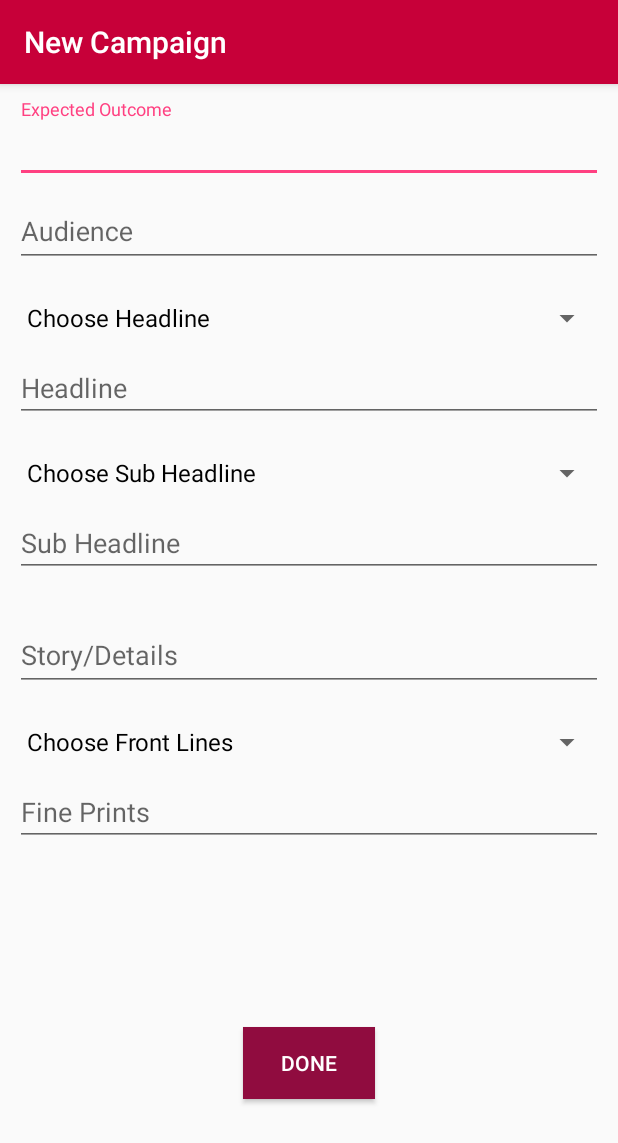
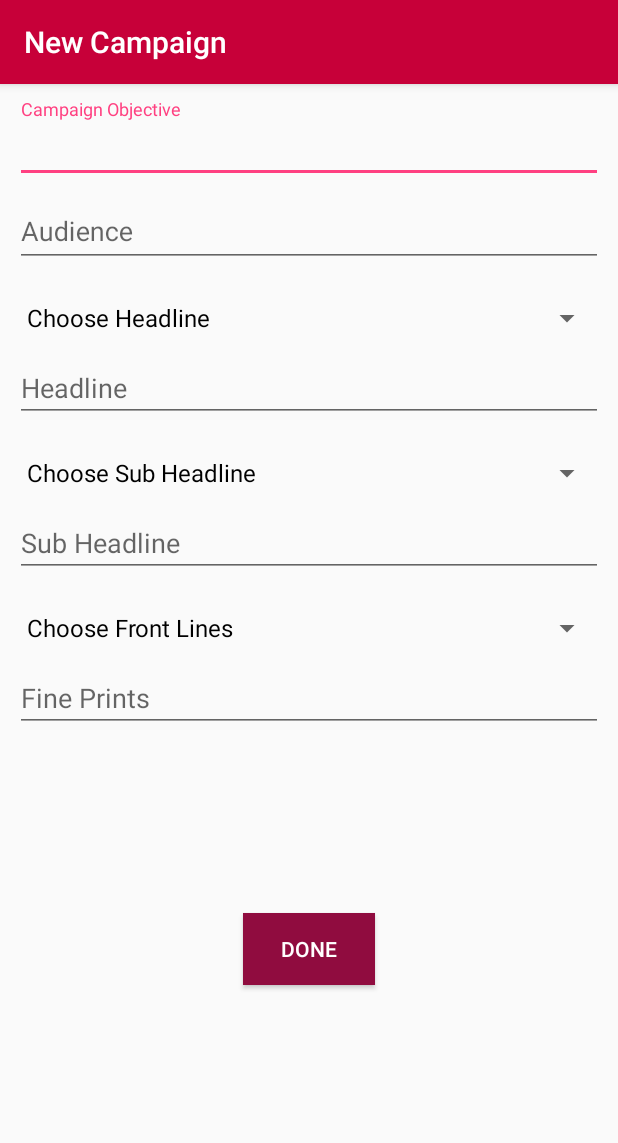
Before and after one commit to muhtadi-akif/ContentCreator, an Android app: the CampaignActivity screen opened directly, with no data from a screen before it, on a phone screen of 412 x 824 dp. Shown: the top 1143 px of the screen. Run offline under Robolectric (Android 15) with nearby library versions, the light colour scheme and no system bars; Roboto replaces fonts that are not available here.

Commit message:
Content Creator

```diff
--- a/app/src/main/java/multiplexer/contentcreator/CampaignActivity.java
+++ b/app/src/main/java/multiplexer/contentcreator/CampaignActivity.java
@@ -32,7 +32,7 @@ public class CampaignActivity extends AppCompatActivity {
     String[] arr2 = {"Choose Sub Headline", "Suggestion 1", "Suggestion 2", "Suggestion 3"};
     String[] arr3 = {"Choose Front Lines", "Suggestion 1", "Suggestion 2", "Suggestion 3"};
     Spinner spinnerHeadline, spinnerSubHeadline, spinnerFinePrints;
-    EditText headline, subHeader, finePrints,outcome,audience,story;
+    EditText headline, subHeader, finePrints,outcome,audience;
     ImageView logo;
     DatabaseHelper db;
     @Override
@@ -48,7 +48,6 @@ public class CampaignActivity extends AppCompatActivity {
         finePrints = (EditText) findViewById(R.id.editTextFinePrints);
         outcome = (EditText) findViewById(R.id.editTextOutcome);
         audience = (EditText) findViewById(R.id.editTextAudience);
-        story = (EditText) findViewById(R.id.editTextStory);
         logo = (ImageView) findViewById(R.id.imageViewLogo);
         if(db.getBrandsCount()>0){
             ArrayList<Brands> arrBrands = db.getAllBrandsData();
@@ -76,7 +75,6 @@ public class CampaignActivity extends AppCompatActivity {
             finePrints.setText(getIntent().getStringExtra("frontLine"));
             outcome.setText(getIntent().getStringExtra("outcome"));
             audience.setText(getIntent().getStringExtra("audience"));
-            story.setText(getIntent().getStringExtra("story"));
         }
 
         ArrayAdapter<String> adapter = new ArrayAdapter<String>(CampaignActivity.this, android.R.layout.simple_spinner_dropdown_item, arr);
@@ -149,14 +147,12 @@ public class CampaignActivity extends AppCompatActivity {
             headline.setError("Please write something about headline or choose from the suggestion");
         } else if(subHeader.getText().toString().equals("")){
             subHeader.setError("Please write something about sub headline or choose from the suggestion");
-        } else if(story.getText().toString().equals("")){
-            story.setError("Please write a story for your campaign");
-        }else if(finePrints.getText().toString().equals("")){
+        } else if(finePrints.getText().toString().equals("")){
             finePrints.setError("Please write something about front line or choose from the suggestion");
         }
         else {
             Campaign c = new Campaign(headline.getText().toString(),outcome.getText().toString(),audience.getText().toString(),
-                    subHeader.getText().toString(),story.getText().toString(),finePrints.getText().toString());
+                    subHeader.getText().toString(),finePrints.getText().toString());
             if(getIntent().hasExtra("flagPosition")){
                 db.updateCampaignData(c,getIntent().getIntExtra("flagPosition",0)+"");
             } else {
--- a/app/src/main/java/multiplexer/contentcreator/Database/DatabaseHelper.java
+++ b/app/src/main/java/multiplexer/contentcreator/Database/DatabaseHelper.java
@@ -64,7 +64,6 @@ public class DatabaseHelper extends SQLiteOpenHelper {
         values.put(TableAttributes.CAMPAIGN_EXPECTED_OUTCOME, campaign.getOutcome());
         values.put(TableAttributes.CAMPAIGN_FRONT_LINES, campaign.getFront_lines());
         values.put(TableAttributes.CAMPAIGN_HEADLINE, campaign.getHeadline());
-        values.put(TableAttributes.CAMPAIGN_STORY, campaign.getStory());
         values.put(TableAttributes.CAMPAIGN_SUB_HEADLINE, campaign.getSub_headline());
         try {
             dbInsert.insert(TableAttributes.CAMPAIGN_TABLE_NAME, null, values);
@@ -81,7 +80,6 @@ public class DatabaseHelper extends SQLiteOpenHelper {
         values.put(TableAttributes.CAMPAIGN_EXPECTED_OUTCOME, campaign.getOutcome());
         values.put(TableAttributes.CAMPAIGN_FRONT_LINES, campaign.getFront_lines());
         values.put(TableAttributes.CAMPAIGN_HEADLINE, campaign.getHeadline());
-        values.put(TableAttributes.CAMPAIGN_STORY, campaign.getStory());
         values.put(TableAttributes.CAMPAIGN_SUB_HEADLINE, campaign.getSub_headline());
         dbInsert.update(TableAttributes.CAMPAIGN_TABLE_NAME, values, "campaign_id = ?",
                 new String[] { position });
@@ -139,7 +137,7 @@ public class DatabaseHelper extends SQLiteOpenHelper {
             subHeadline = cur.getString(cur.getColumnIndex(TableAttributes.CAMPAIGN_SUB_HEADLINE));
             story = cur.getString(cur.getColumnIndex(TableAttributes.CAMPAIGN_STORY));
             frontLines = cur.getString(cur.getColumnIndex(TableAttributes.CAMPAIGN_FRONT_LINES));
-            Campaign campaign = new Campaign(headline, outcome, audience, subHeadline, story, frontLines);
+            Campaign campaign = new Campaign(headline, outcome, audience, subHeadline, frontLines);
            /* campaign.setUsername(cur.getString(cur.getColumnIndex(TableAttributes.STUDENT_NAME)));
             campaign.setPassword(cur.getString(cur.getColumnIndex(TableAttributes.STUDENT_PASSWORD)));
             campaign.setPhoneNo(cur.getString(cur.getColumnIndex(TableAttributes.STUDENT_PHONENO)));
--- a/app/src/main/java/multiplexer/contentcreator/adapter/CampaignAdapter.java
+++ b/app/src/main/java/multiplexer/contentcreator/adapter/CampaignAdapter.java
@@ -55,7 +55,6 @@ public class CampaignAdapter extends RecyclerView.Adapter<CampaignAdapter.MyView
                 i.putExtra("headline",campaign.getHeadline());
                 i.putExtra("subHeadline",campaign.getSub_headline());
                 i.putExtra("frontLine",campaign.getFront_lines());
-                i.putExtra("story",campaign.getStory());
                 i.putExtra("outcome",campaign.getOutcome());
                 i.putExtra("audience",campaign.getAudience());
                 i.putExtra("flagPosition",position+1);
--- a/app/src/main/res/layout/activity_campaign.xml
+++ b/app/src/main/res/layout/activity_campaign.xml
@@ -17,7 +17,7 @@
                 android:id="@+id/editTextOutcome"
                 android:layout_width="match_parent"
                 android:layout_height="wrap_content"
-                android:hint="Expected Outcome" />
+                android:hint="Campaign Objective" />
         </android.support.design.widget.TextInputLayout>
 
         <android.support.design.widget.TextInputLayout
@@ -54,21 +54,6 @@
             android:layout_width="match_parent"
             android:layout_height="wrap_content"
             android:hint="Sub Headline" />
-
-
-        <android.support.design.widget.TextInputLayout
-            android:layout_width="match_parent"
-            android:layout_height="wrap_content"
-            android:layout_marginTop="20dp">
-
-            <EditText
-                android:id="@+id/editTextStory"
-                android:layout_width="match_parent"
-                android:layout_height="wrap_content"
-                android:hint="Story/Details"
-                />
-        </android.support.design.widget.TextInputLayout>
-
 
         <Spinner
             android:id="@+id/spinnerFinePrints"
```
Also changed, not shown: app/src/main/java/multiplexer/contentcreator/Model/Campaign.java (+2 -11 lines).
